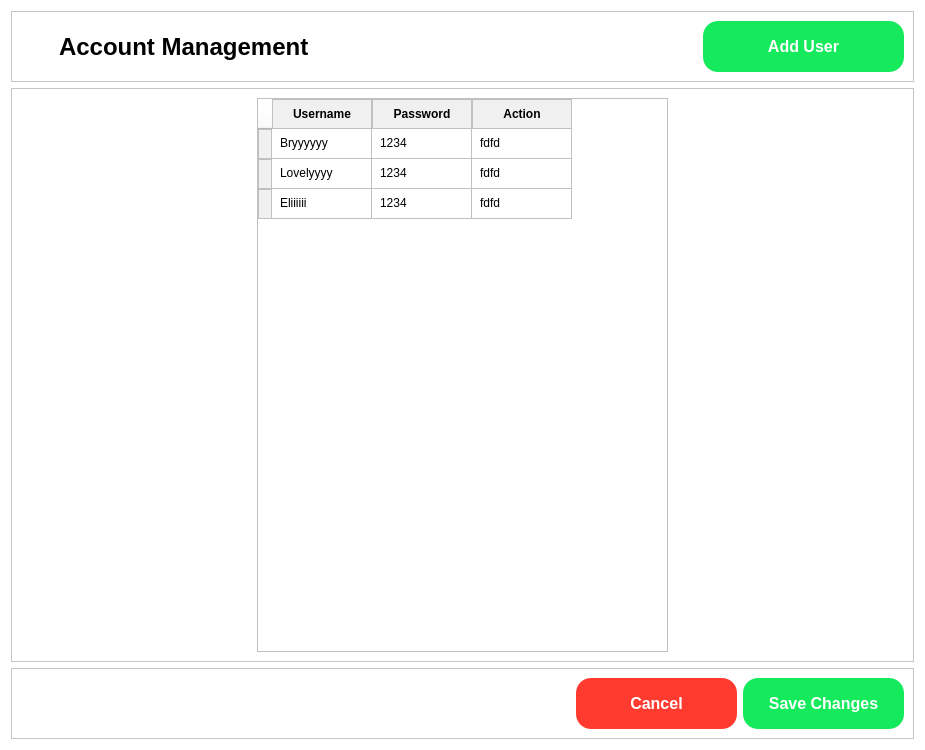
Old version of the form FE/accountManagement.ui in the repository Lucianono/ShelterAlloc_Thesis.
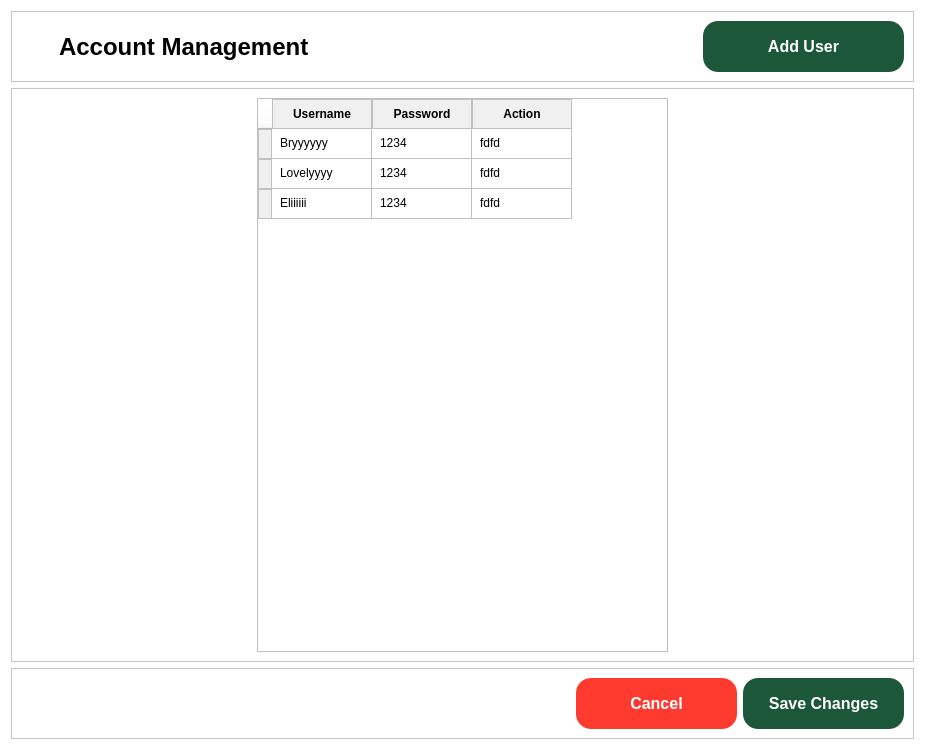
New version of the form. Icons and pictures are not drawn.

Diff of the .ui file:
```diff
--- a/FE/accountManagement.ui
+++ b/FE/accountManagement.ui
@@ -107,7 +107,7 @@
         </property>
         <property name="styleSheet">
          <string notr="true">QPushButton {
-    background-color: #14EA5C;
+    background-color: #1C5739;
     color: white;
     padding: 5px;
     border: none;
@@ -416,7 +416,7 @@
         </property>
         <property name="styleSheet">
          <string notr="true">QPushButton {
-    background-color: #14EA5C;
+    background-color: #1C5739;
     color: white;
     padding: 5px;
     border: none;
```
Left out of the diff: 8 changed lines with no effect on the pictures.
